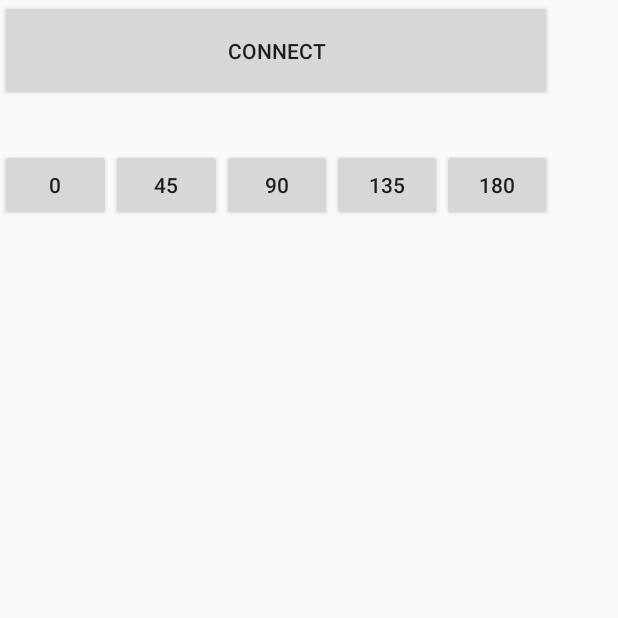
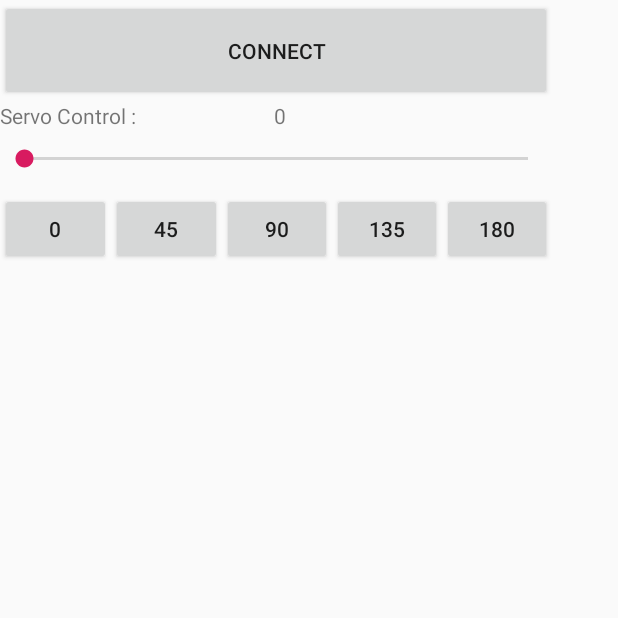
Before and after one commit to miwtoo/ArduinoServo, an Android app: the MainActivity screen opened directly, with no data from a screen before it, on a phone screen of 412 x 824 dp, the top half of it. Run offline under Robolectric (Android 15) with nearby library versions, the light colour scheme and no system bars; 1 statement that could not run was skipped.

Commit message:
add seekBar and TextView for Position

```diff
--- a/Android App/servo180/app/src/main/res/layout/activity_main.xml
+++ b/Android App/servo180/app/src/main/res/layout/activity_main.xml
@@ -21,9 +21,36 @@
 
         <LinearLayout
             android:layout_width="match_parent"
+            android:layout_height="29dp"
+            android:orientation="horizontal">
+
+            <TextView
+                android:id="@+id/textView3"
+                android:layout_width="6dp"
+                android:layout_height="match_parent"
+                android:layout_weight="1"
+                android:baselineAligned="false"
+                android:text="Servo Control : " />
+
+            <TextView
+                android:id="@+id/textView4"
+                android:layout_width="wrap_content"
+                android:layout_height="match_parent"
+                android:layout_weight="1"
+                android:text="0" />
+        </LinearLayout>
+
+        <LinearLayout
+            android:layout_width="match_parent"
             android:layout_height="32dp"
             android:orientation="horizontal">
 
+            <SeekBar
+                android:id="@+id/seekBar"
+                android:layout_width="wrap_content"
+                android:layout_height="wrap_content"
+                android:layout_weight="1"
+                android:max="180" />
         </LinearLayout>
 
         <LinearLayout
```
Also changed, not shown: Android App/servo180/app/src/main/java/servo/project/miwtoo/servo180/MainActivity.java (+49 -11 lines), 3 other files.
